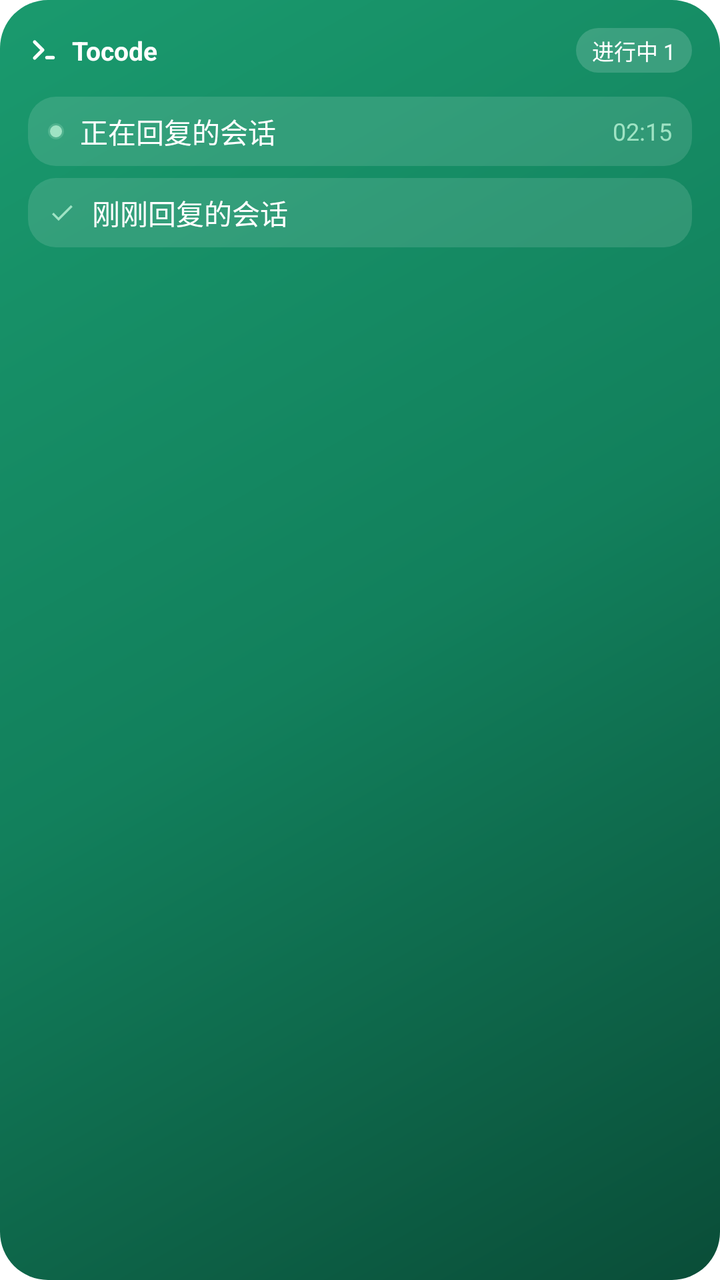
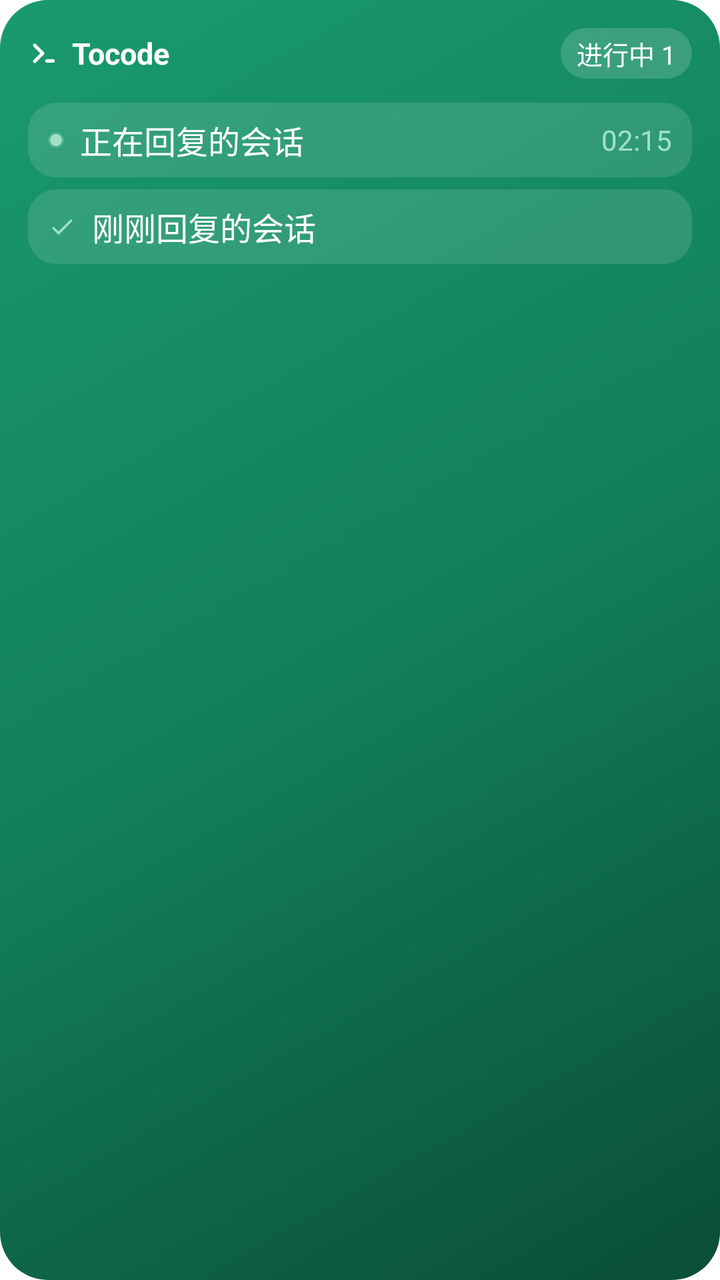

Compare the two renders of this Android layout. The source of the first and the diff that turns it into the second are given below.
<!-- AndroidManifest.xml: application theme Theme.Tocode -->
<!-- res/layout/widget_session_preview.xml -->
<?xml version="1.0" encoding="utf-8"?>
<LinearLayout xmlns:android="http://schemas.android.com/apk/res/android"
    android:layout_width="match_parent"
    android:layout_height="match_parent"
    android:background="@drawable/widget_card"
    android:orientation="vertical"
    android:padding="14dp">

    <LinearLayout
        android:layout_width="match_parent"
        android:layout_height="wrap_content"
        android:gravity="center_vertical"
        android:orientation="horizontal">

        <ImageView
            android:layout_width="16dp"
            android:layout_height="16dp"
            android:importantForAccessibility="no"
            android:src="@drawable/ic_stat_session" />

        <TextView
            android:layout_width="0dp"
            android:layout_height="wrap_content"
            android:layout_marginStart="6dp"
            android:layout_weight="1"
            android:text="@string/app_name"
            android:textColor="#FFFFFF"
            android:textSize="13sp"
            android:textStyle="bold" />

        <TextView
            android:layout_width="wrap_content"
            android:layout_height="wrap_content"
            android:background="@drawable/widget_chip"
            android:paddingStart="8dp"
            android:paddingTop="3dp"
            android:paddingEnd="8dp"
            android:paddingBottom="3dp"
            android:text="@string/widget_preview_count"
            android:textColor="#FFFFFF"
            android:textSize="11sp" />
    </LinearLayout>

    <LinearLayout
        android:layout_width="match_parent"
        android:layout_height="wrap_content"
        android:layout_marginTop="12dp"
        android:background="@drawable/widget_row"
        android:gravity="center_vertical"
        android:orientation="horizontal"
        android:paddingStart="10dp"
        android:paddingTop="7dp"
        android:paddingEnd="10dp"
        android:paddingBottom="7dp">

        <ImageView
            android:layout_width="8dp"
            android:layout_height="8dp"
            android:importantForAccessibility="no"
            android:src="@drawable/widget_dot" />

        <TextView
            android:layout_width="0dp"
            android:layout_height="wrap_content"
            android:layout_marginStart="8dp"
            android:layout_weight="1"
            android:maxLines="1"
            android:text="@string/widget_preview"
            android:textColor="#FFFFFF"
            android:textSize="14sp" />

        <TextView
            android:layout_width="wrap_content"
            android:layout_height="wrap_content"
            android:text="@string/widget_preview_elapsed"
            android:textColor="#9FE3C4"
            android:textSize="12sp" />
    </LinearLayout>

    <LinearLayout
        android:layout_width="match_parent"
        android:layout_height="wrap_content"
        android:layout_marginTop="6dp"
        android:background="@drawable/widget_row"
        android:gravity="center_vertical"
        android:orientation="horizontal"
        android:paddingStart="10dp"
        android:paddingTop="7dp"
        android:paddingEnd="10dp"
        android:paddingBottom="7dp">

        <ImageView
            android:layout_width="14dp"
            android:layout_height="14dp"
            android:importantForAccessibility="no"
            android:src="@drawable/ic_widget_done" />

        <TextView
            android:layout_width="0dp"
            android:layout_height="wrap_content"
            android:layout_marginStart="8dp"
            android:layout_weight="1"
            android:maxLines="1"
            android:text="@string/widget_preview_replied"
            android:textColor="#FFFFFF"
            android:textSize="14sp" />
    </LinearLayout>
</LinearLayout>
<!-- resources referenced by this layout -->
<resources>
  <!-- drawable ic_stat_session (drawable) -->
  <?xml version="1.0" encoding="utf-8"?>
  <vector xmlns:android="http://schemas.android.com/apk/res/android"
      android:width="24dp"
      android:height="24dp"
      android:viewportWidth="24"
      android:viewportHeight="24">
      <path
          android:fillColor="#00000000"
          android:strokeColor="#FFFFFFFF"
          android:strokeWidth="2.6"
          android:strokeLineCap="round"
          android:strokeLineJoin="round"
          android:pathData="M5,6 L11,12 L5,18" />
      <path
          android:fillColor="#FFFFFFFF"
          android:pathData="M14.2,16.4h4.6a1.3,1.3 0,0 1,0 2.6h-4.6a1.3,1.3 0,0 1,0 -2.6z" />
  </vector>
  <!-- drawable ic_widget_done (drawable) -->
  <vector xmlns:android="http://schemas.android.com/apk/res/android"
      android:width="24dp"
      android:height="24dp"
      android:viewportWidth="24"
      android:viewportHeight="24">
      <path
          android:fillColor="#FF9FE3C4"
          android:pathData="M9,16.17L4.83,12l-1.42,1.41L9,19 21,7l-1.41,-1.41z" />
  </vector>
  <!-- drawable widget_card (drawable) -->
  <?xml version="1.0" encoding="utf-8"?>
  <shape xmlns:android="http://schemas.android.com/apk/res/android"
      android:shape="rectangle">
      <corners android:radius="24dp" />
      <gradient
          android:angle="315"
          android:startColor="#1A9A6E"
          android:centerColor="#12805C"
          android:endColor="#0A4D38"
          android:type="linear" />
  </shape>
  <!-- drawable widget_chip (drawable) -->
  <?xml version="1.0" encoding="utf-8"?>
  <shape xmlns:android="http://schemas.android.com/apk/res/android"
      android:shape="rectangle">
      <corners android:radius="999dp" />
      <solid android:color="#29FFFFFF" />
  </shape>
  <!-- drawable widget_dot (drawable) -->
  <?xml version="1.0" encoding="utf-8"?>
  <shape xmlns:android="http://schemas.android.com/apk/res/android"
      android:shape="oval">
      <size
          android:width="8dp"
          android:height="8dp" />
      <solid android:color="#9FE3C4" />
      <stroke
          android:width="2dp"
          android:color="#409FE3C4" />
  </shape>
  <!-- drawable widget_row (drawable) -->
  <?xml version="1.0" encoding="utf-8"?>
  <shape xmlns:android="http://schemas.android.com/apk/res/android"
      android:shape="rectangle">
      <corners android:radius="14dp" />
      <solid android:color="#1FFFFFFF" />
  </shape>
  <string name="app_name">Tocode</string>
  <string name="widget_preview">正在回复的会话</string>
  <string name="widget_preview_count">进行中 1</string>
  <string name="widget_preview_elapsed">02:15</string>
  <string name="widget_preview_replied">刚刚回复的会话</string>
  <style name="Theme.Tocode" parent="android:Theme.Material.Light.NoActionBar">
          <item name="android:isLightTheme">true</item>
          <item name="android:forceDarkAllowed">false</item>
          <item name="android:windowLightStatusBar">true</item>
          <item name="android:windowLightNavigationBar">true</item>
          <item name="android:statusBarColor">@android:color/transparent</item>
          <item name="android:navigationBarColor">@android:color/transparent</item>
          <item name="android:windowBackground">@android:color/white</item>
      </style>
</resources>

<!-- the commit's change to res/layout/widget_session_preview.xml (unified diff, before → after) -->
@@ -25,7 +25,7 @@
             android:layout_weight="1"
             android:text="@string/app_name"
             android:textColor="#FFFFFF"
-            android:textSize="13sp"
+            android:textSize="15sp"
             android:textStyle="bold" />
 
         <TextView
@@ -38,7 +38,7 @@
             android:paddingBottom="3dp"
             android:text="@string/widget_preview_count"
             android:textColor="#FFFFFF"
-            android:textSize="11sp" />
+            android:textSize="13sp" />
     </LinearLayout>
 
     <LinearLayout
@@ -67,14 +67,14 @@
             android:maxLines="1"
             android:text="@string/widget_preview"
             android:textColor="#FFFFFF"
-            android:textSize="14sp" />
+            android:textSize="16sp" />
 
         <TextView
             android:layout_width="wrap_content"
             android:layout_height="wrap_content"
             android:text="@string/widget_preview_elapsed"
             android:textColor="#9FE3C4"
-            android:textSize="12sp" />
+            android:textSize="14sp" />
     </LinearLayout>
 
     <LinearLayout
@@ -103,6 +103,6 @@
             android:maxLines="1"
             android:text="@string/widget_preview_replied"
             android:textColor="#FFFFFF"
-            android:textSize="14sp" />
+            android:textSize="16sp" />
     </LinearLayout>
 </LinearLayout>
